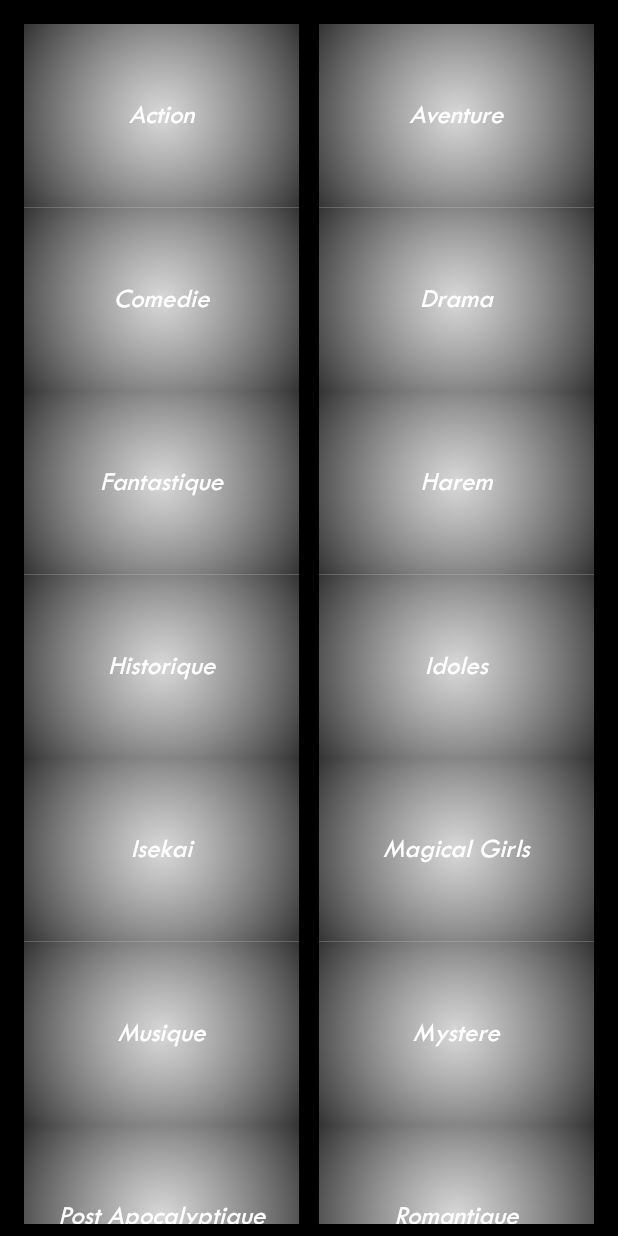
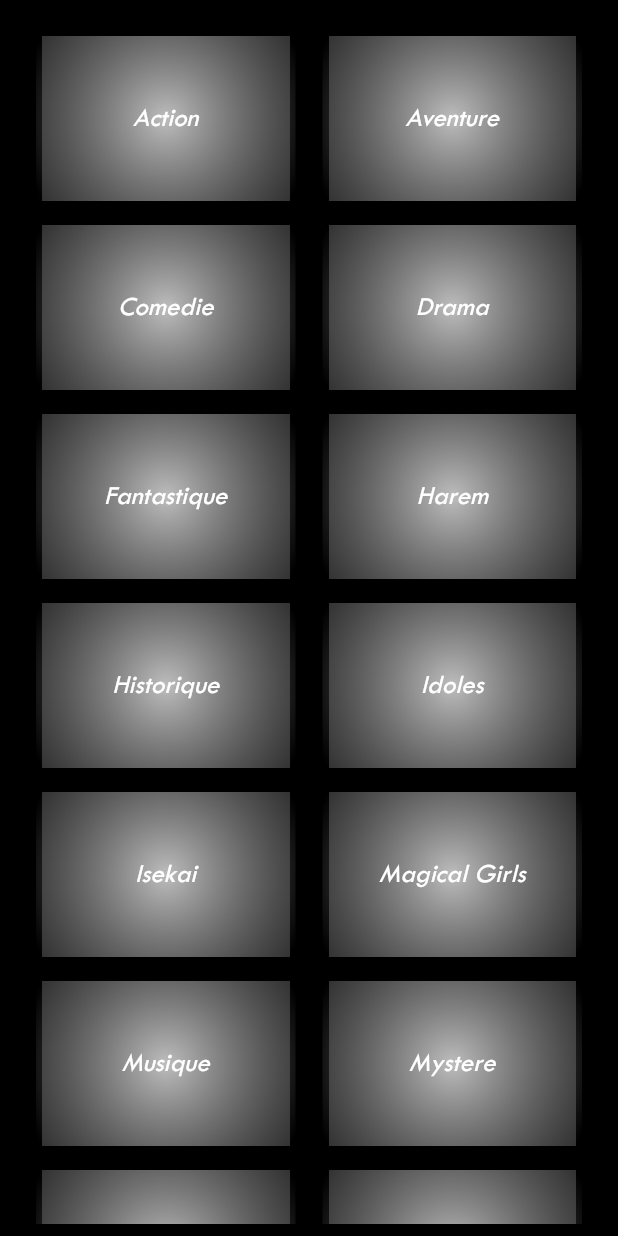
Before and after one commit to Hhanri/crunchyroll_app, a Flutter app: the BrowseGenresScreen screen opened directly, on a phone screen of 412 x 824 dp. Run offline on Flutter 3.47's test engine with Material 2 defaults, Android fonts, the phone set to English and light mode, and no system bars; our stand-ins replace auto_size_text, cached_network_image, cloud_firestore, equatable, firebase_core, firebase_storage and 2 more; accounts and stored records are empty.

Commit message:
fixed animeCardWidget title text, fixed sign in and sign up text not aligned on some devices, fixed  containers for browse genres page

```diff
--- a/lib/resources/theme.dart
+++ b/lib/resources/theme.dart
@@ -113,7 +113,7 @@ class MyTextStyles {
       fontFamily: 'TCM',
       fontStyle: FontStyle.normal,
       fontWeight: FontWeight.bold,
-      fontSize: 15,
+      fontSize: 18,
       color: MyColors.fontColor1
   );
 
--- a/lib/screens/anime_detail_page.dart
+++ b/lib/screens/anime_detail_page.dart
@@ -121,7 +121,7 @@ class _EpisodesGridWidgetState extends State<_EpisodesGridWidget> {
           decoration: const BoxDecoration(
             color: MyColors.containerColor2
           ),
-          child: AutoSizeText(
+          child: Text(
             Strings.episodeTitle,
             style: Theme.of(context).textTheme.headline1,
             maxLines: 1,
--- a/lib/screens/browse_page.dart
+++ b/lib/screens/browse_page.dart
@@ -31,7 +31,7 @@ class _BrowseGenresScreenState extends State<BrowseGenresScreen> {
           padding: const EdgeInsets.all(8),
           gridDelegate: const SliverGridDelegateWithFixedCrossAxisCount(
             childAspectRatio: (960)/(640),
-            crossAxisSpacing: 13,
+            crossAxisSpacing: 2,
             crossAxisCount: 2,
           ),
           itemCount: tagsList.length,
@@ -52,7 +52,9 @@ class _GenresContainer extends StatelessWidget {
 
   @override
   Widget build(BuildContext context) {
-    return TextButton(
+    return Padding(
+      padding: const EdgeInsets.all(8.0),
+      child: TextButton(
         onPressed: () {
           Get.to(() => BrowseAnimesScreen(searchedItem: tag),
           );
@@ -73,7 +75,7 @@ class _GenresContainer extends StatelessWidget {
                       stops: const [0, 0.9],
                       radius: 1,
                       colors: [
-                      Colors.grey.shade400.withOpacity(0.6),
+                        Colors.grey.shade400,
                         Colors.black.withOpacity(0.8)
                       ]
                     ),
@@ -90,6 +92,7 @@ class _GenresContainer extends StatelessWidget {
             )
           ],
         )
+      ),
     );
   }
 }
--- a/lib/widgets/anime_card_widget.dart
+++ b/lib/widgets/anime_card_widget.dart
@@ -23,7 +23,6 @@ class AnimeCardWidget extends StatelessWidget {
           color: MyColors.containerColor
       ),
       margin: const EdgeInsets.symmetric(horizontal: 8),
-      child: IntrinsicWidth(
       child: Column(
         crossAxisAlignment: CrossAxisAlignment.start,
         children: [
@@ -40,7 +39,7 @@ class AnimeCardWidget extends StatelessWidget {
             flex: 2,
             child: Padding(
               padding: const EdgeInsets.symmetric(horizontal: 7.0, vertical: 4),
-                child: AutoSizeText(
+              child: Text(
                 featuredAnime.title,
                 textAlign: TextAlign.start,
                 style: Theme.of(context).textTheme.headline3,
@@ -76,7 +75,6 @@ class AnimeCardWidget extends StatelessWidget {
           )
         ],
       ),
-      ),
     );
   }
 }
```
Also changed, not shown: lib/screens/sign_in_page.dart (+10 -3 lines), lib/screens/sign_up_page.dart (+7 -3 lines). Lines whose indentation alone changed are shown as unchanged.
